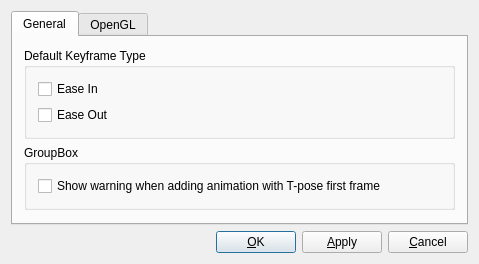
Old version of the form src/settingsdialogform.ui in the repository tapple/animik.
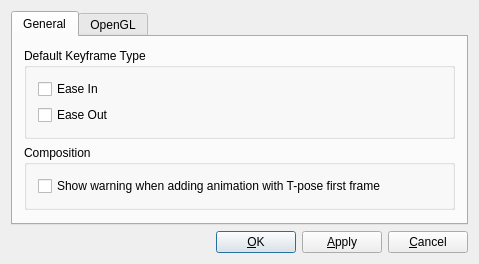
New version of the form.

The edit to the form file:
```diff
--- a/src/settingsdialogform.ui
+++ b/src/settingsdialogform.ui
@@ -83,7 +83,7 @@
        <item>
         <widget class="QGroupBox" name="groupBox">
          <property name="title">
-          <string>GroupBox</string>
+          <string>Composition</string>
          </property>
          <layout class="QVBoxLayout" name="verticalLayout">
           <item>
```
